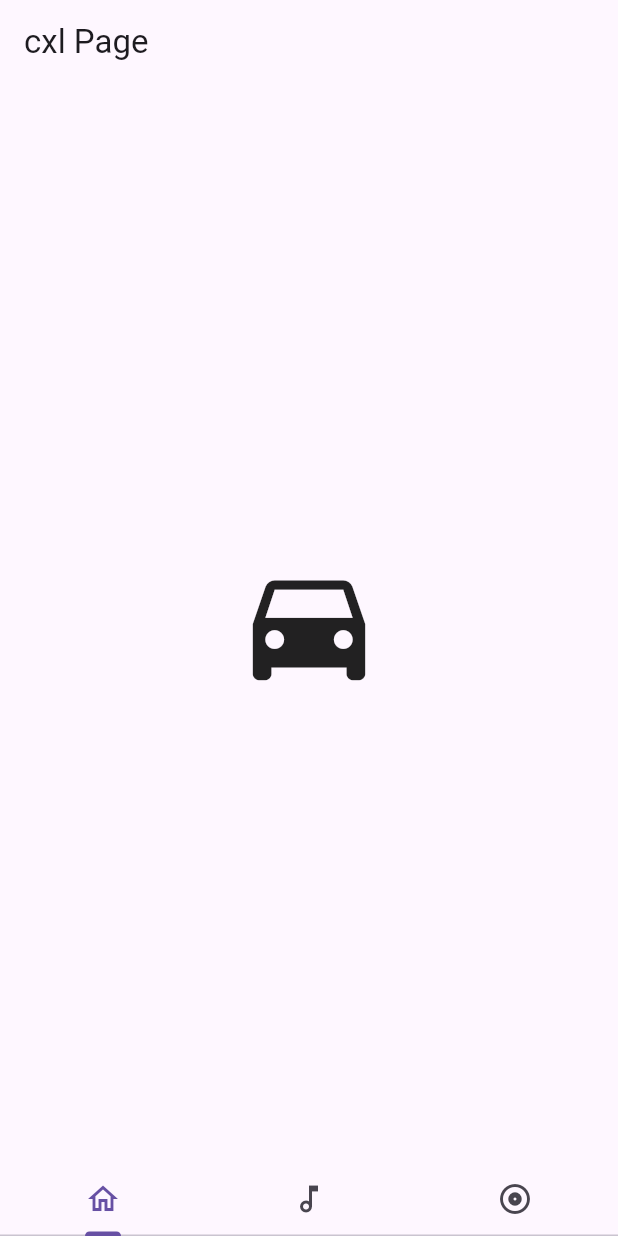
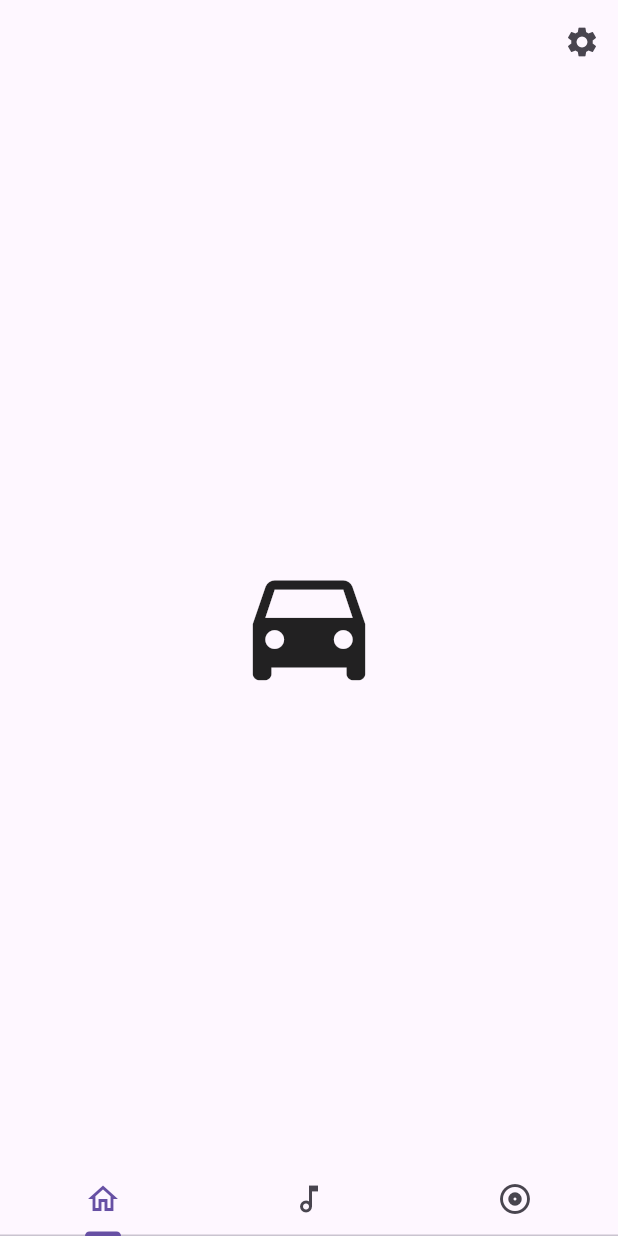
Before and after one commit to CrazyCxl/nusic, a Flutter app: the screen it shows after launch, on a phone screen of 412 x 824 dp. Run offline on Flutter 3.47's test engine with Material 3 defaults, Android fonts, the phone set to English and light mode, and no system bars; missing offline and left inert: samba_browser.

Commit message:
add set page

```diff
--- a/lib/pages/home.dart
+++ b/lib/pages/home.dart
@@ -1,4 +1,5 @@
 import 'package:flutter/material.dart';
+import 'setting.dart';
 
 class HomePage extends StatelessWidget {
   const HomePage({super.key});
@@ -7,7 +8,18 @@
   Widget build(BuildContext context) {
     return Scaffold(
       appBar: AppBar(
-        title: const Text('cxl Page'),
+        title: null,
+        actions: [
+          IconButton(
+            icon: Icon(Icons.settings),
+            onPressed: () {
+              Navigator.push(
+                context,
+                MaterialPageRoute(builder: (context) => SettingsPage()),
+              );
+            },
+          ),
+        ],
       ),
       body: const Center(
         child: Icon(Icons.directions_car, size: 100),
```
Also changed, not shown: lib/pages/setting.dart (added, +15 -0 lines).
